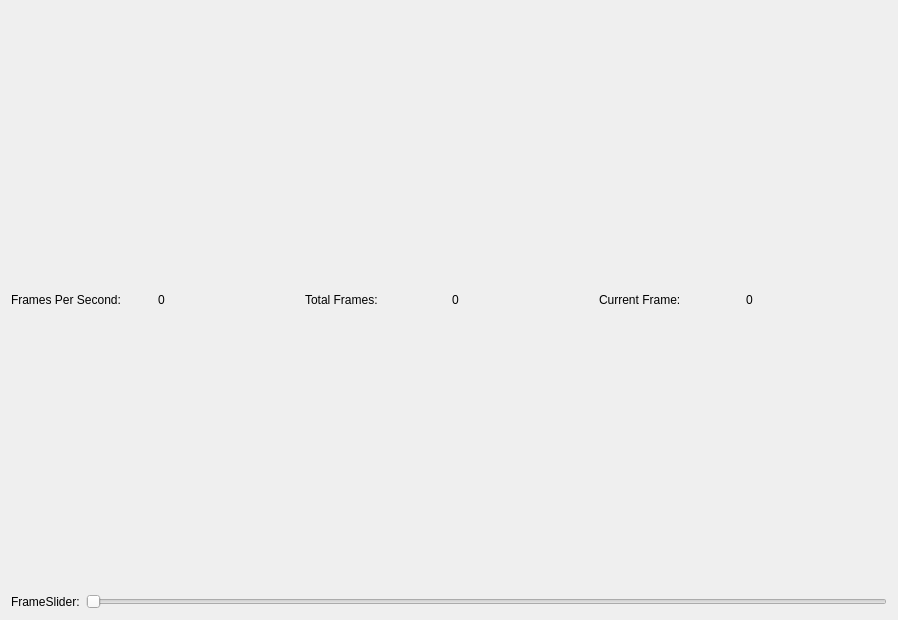
aguperezpala/hvdrt, file src/GUIFramework/CommonConfigWindows/VideoFileConfigWindow/videofileconfigwindow.ui: the form before one commit.
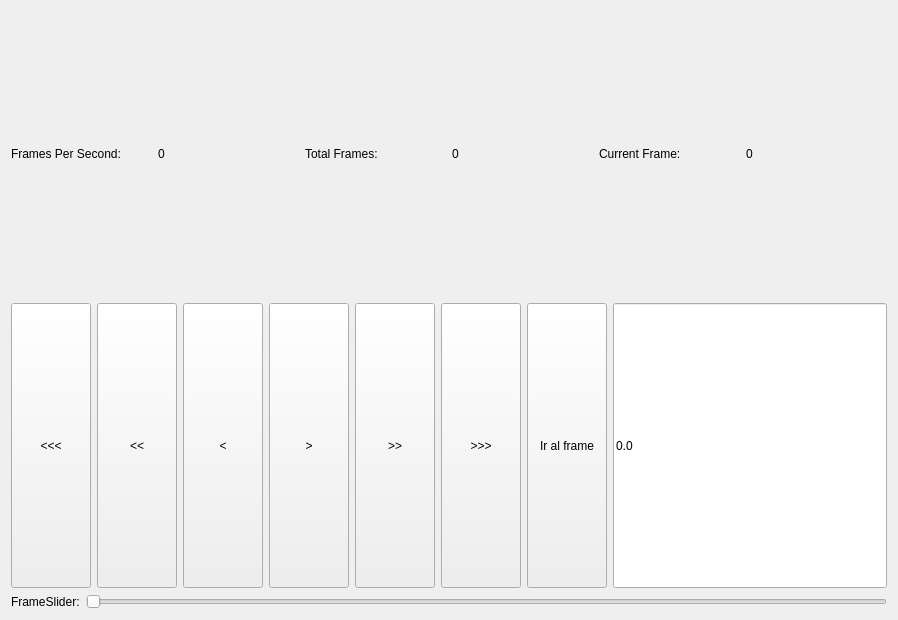
The form after the commit.

Patch:
```diff
--- a/src/GUIFramework/CommonConfigWindows/VideoFileConfigWindow/videofileconfigwindow.ui
+++ b/src/GUIFramework/CommonConfigWindows/VideoFileConfigWindow/videofileconfigwindow.ui
@@ -67,6 +67,117 @@
          </item>
         </layout>
        </item>
+       <item>
+        <layout class="QHBoxLayout" name="horizontalLayout_3">
+         <property name="sizeConstraint">
+          <enum>QLayout::SetMinimumSize</enum>
+         </property>
+         <item>
+          <widget class="QPushButton" name="prevFramex3Button">
+           <property name="sizePolicy">
+            <sizepolicy hsizetype="Minimum" vsizetype="Minimum">
+             <horstretch>0</horstretch>
+             <verstretch>0</verstretch>
+            </sizepolicy>
+           </property>
+           <property name="text">
+            <string>&lt;&lt;&lt;</string>
+           </property>
+          </widget>
+         </item>
+         <item>
+          <widget class="QPushButton" name="prevFramex2Button">
+           <property name="sizePolicy">
+            <sizepolicy hsizetype="Minimum" vsizetype="Minimum">
+             <horstretch>0</horstretch>
+             <verstretch>0</verstretch>
+            </sizepolicy>
+           </property>
+           <property name="text">
+            <string>&lt;&lt;</string>
+           </property>
+          </widget>
+         </item>
+         <item>
+          <widget class="QPushButton" name="prevFrameButton">
+           <property name="sizePolicy">
+            <sizepolicy hsizetype="Minimum" vsizetype="Minimum">
+             <horstretch>0</horstretch>
+             <verstretch>0</verstretch>
+            </sizepolicy>
+           </property>
+           <property name="text">
+            <string>&lt;</string>
+           </property>
+          </widget>
+         </item>
+         <item>
+          <widget class="QPushButton" name="nextFrameButton">
+           <property name="sizePolicy">
+            <sizepolicy hsizetype="Minimum" vsizetype="Minimum">
+             <horstretch>0</horstretch>
+             <verstretch>0</verstretch>
+            </sizepolicy>
+           </property>
+           <property name="text">
+            <string>&gt;</string>
+           </property>
+          </widget>
+         </item>
+         <item>
+          <widget class="QPushButton" name="nextFramex2Button">
+           <property name="sizePolicy">
+            <sizepolicy hsizetype="Minimum" vsizetype="Minimum">
+             <horstretch>0</horstretch>
+             <verstretch>0</verstretch>
+            </sizepolicy>
+           </property>
+           <property name="text">
+            <string>&gt;&gt;</string>
+           </property>
+          </widget>
+         </item>
+         <item>
+          <widget class="QPushButton" name="nextFramex3Button">
+           <property name="sizePolicy">
+            <sizepolicy hsizetype="Minimum" vsizetype="Minimum">
+             <horstretch>0</horstretch>
+             <verstretch>0</verstretch>
+            </sizepolicy>
+           </property>
+           <property name="text">
+            <string>&gt;&gt;&gt;</string>
+           </property>
+          </widget>
+         </item>
+         <item>
+          <widget class="QPushButton" name="jumpFrameButton">
+           <property name="sizePolicy">
+            <sizepolicy hsizetype="Minimum" vsizetype="Minimum">
+             <horstretch>0</horstretch>
+             <verstretch>0</verstretch>
+            </sizepolicy>
+           </property>
+           <property name="text">
+            <string>Ir al frame</string>
+           </property>
+          </widget>
+         </item>
+         <item>
+          <widget class="QLineEdit" name="frameText">
+           <property name="sizePolicy">
+            <sizepolicy hsizetype="Expanding" vsizetype="Minimum">
+             <horstretch>0</horstretch>
+             <verstretch>0</verstretch>
+            </sizepolicy>
+           </property>
+           <property name="text">
+            <string>0.0</string>
+           </property>
+          </widget>
+         </item>
+        </layout>
+       </item>
        <item>
         <layout class="QHBoxLayout" name="horizontalLayout_2">
          <property name="sizeConstraint">
```
